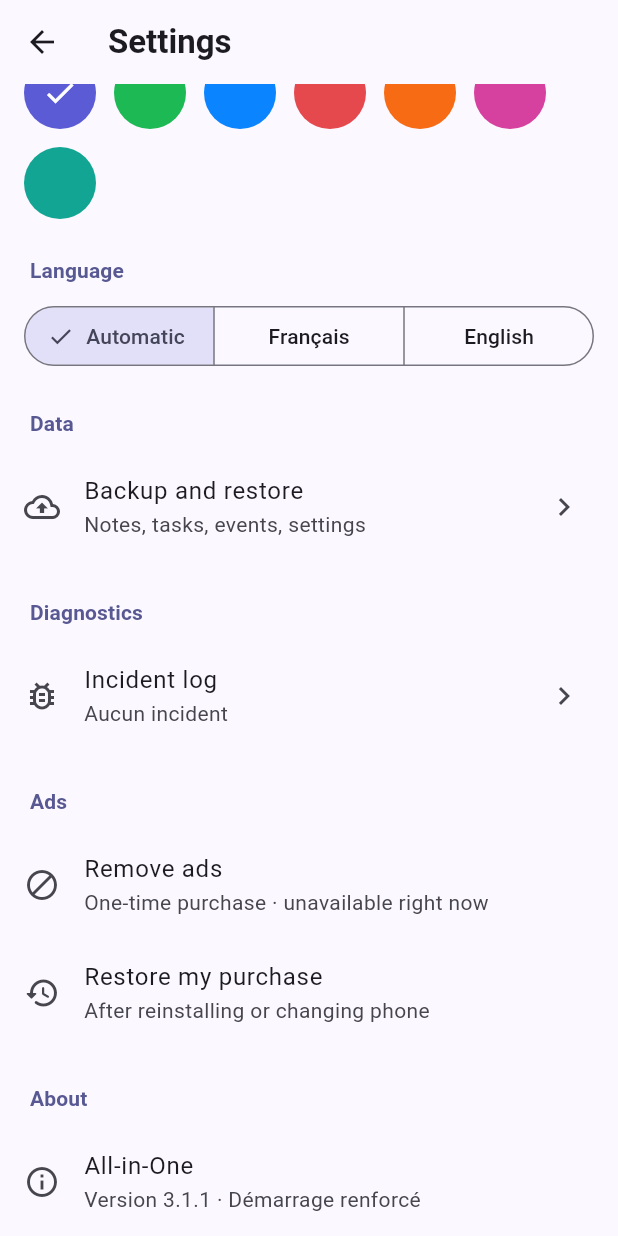
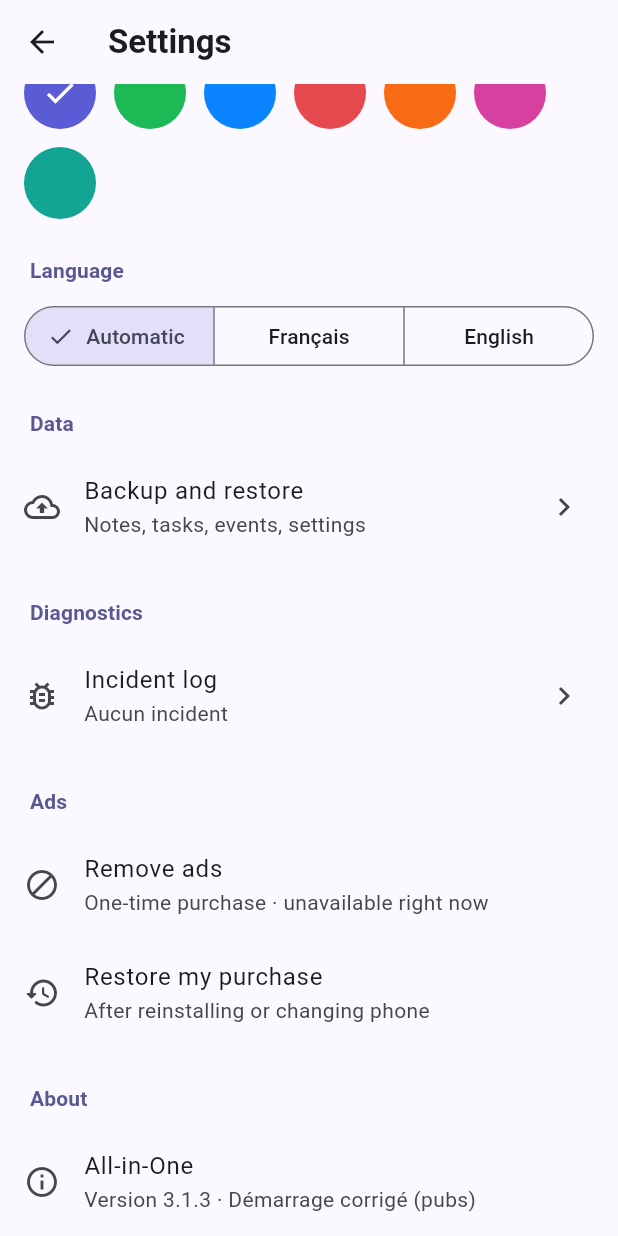
Before and after one commit to AdamLepron/All-in-one, a Flutter app: the SettingsPage screen opened directly, scrolled down 254 dp, on a phone screen of 412 x 824 dp. Run offline on Flutter 3.47's test engine with Material 3 defaults, Android fonts, the phone set to English and light mode, and no system bars; our stand-ins replace file_picker, flutter_local_notifications, google_mobile_ads, in_app_purchase, just_audio, just_audio_background and 10 more; missing offline and left inert: cryptography, google_mlkit_document_scanner, google_mlkit_text_recognition, mobile_scanner, record; accounts and stored records are empty; statements that could not run were skipped.

Commit message:
3.1.3 (en cours): WorkManager 2.10.0 imposé pour corriger le plantage au démarrage lié à AdMob
Co-Authored-By: Claude Sonnet 5.5 <noreply@anthropic.com>
Claude-Session: https://claude.ai/code/session_017BA4Q2daQaMbNYxjkmknS3

```diff
--- a/lib/modules/backup/backup_service.dart
+++ b/lib/modules/backup/backup_service.dart
@@ -51,7 +51,7 @@ class BackupService {
     required this.recordingsDir,
     this.noteFilesDir,
     this.annotationsDir,
-    this.appVersion = '3.1.1',
+    this.appVersion = '3.1.3',
   });
 
   final NotesStore notes;
--- a/lib/shell/settings_page.dart
+++ b/lib/shell/settings_page.dart
@@ -147,7 +147,7 @@ class SettingsPage extends StatelessWidget {
             leading: Icon(Icons.info_outline),
             title: Text('All-in-One'),
             subtitle: Text(
-              'Version 3.1.1 · Démarrage renforcé',
+              'Version 3.1.3 · Démarrage corrigé (pubs)',
             ),
           ),
         ],
--- a/pubspec.yaml
+++ b/pubspec.yaml
@@ -16,7 +16,7 @@ publish_to: 'none' # Remove this line if you wish to publish to pub.dev
 # https://developer.apple.com/library/archive/documentation/General/Reference/InfoPlistKeyReference/Articles/CoreFoundationKeys.html
 # In Windows, build-name is used as the major, minor, and patch parts
 # of the product and file versions while build-number is used as the build suffix.
-version: 3.1.1+24
+version: 3.1.3+26
 
 environment:
   sdk: ^3.14.0
```
Also changed, not shown: 1 other file.
